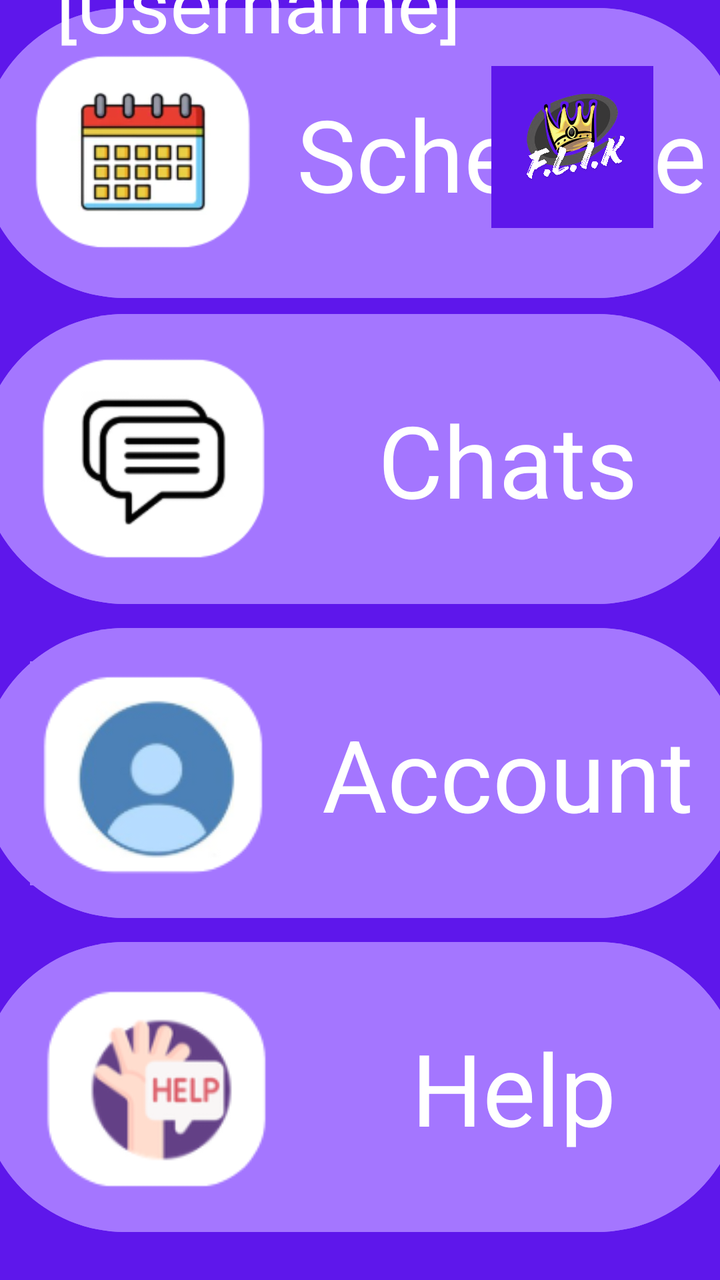
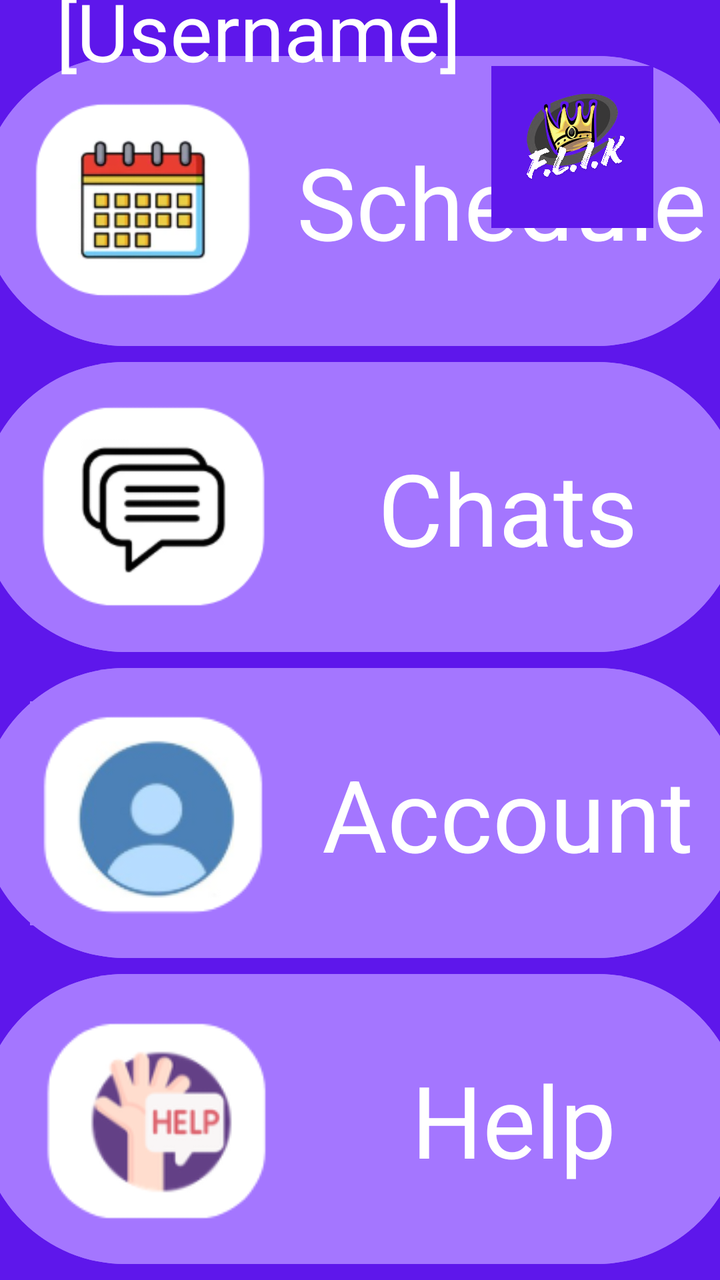

An Android layout rendered at two revisions. The XML below is the earlier revision; the diff shows what the commit changed to produce the second picture.
<!-- AndroidManifest.xml: application theme Theme.GeorgeAndIzzy -->
<!-- res/layout/activity_home_page.xml -->
<?xml version="1.0" encoding="utf-8"?>
<androidx.constraintlayout.widget.ConstraintLayout xmlns:android="http://schemas.android.com/apk/res/android"
    xmlns:app="http://schemas.android.com/apk/res-auto"
    xmlns:tools="http://schemas.android.com/tools"
    android:id="@+id/main"
    android:layout_width="match_parent"
    android:layout_height="match_parent"
    android:background="#5e17eb"
    tools:context=".HomePage">

    <Button
        android:id="@+id/buttonBack4"
        android:layout_width="381dp"
        android:layout_height="153dp"
        android:backgroundTint="#a476ff"
        app:layout_constraintBottom_toTopOf="@+id/buttonChat"
        app:layout_constraintEnd_toEndOf="parent"
        app:layout_constraintHorizontal_bias="0.5"
        app:layout_constraintStart_toStartOf="parent"
        app:layout_constraintTop_toTopOf="parent"
        app:layout_constraintVertical_bias="1.0"
        tools:ignore="MissingConstraints,SpeakableTextPresentCheck,SpeakableTextPresentCheck,SpeakableTextPresentCheck,SpeakableTextPresentCheck,SpeakableTextPresentCheck,SpeakableTextPresentCheck,SpeakableTextPresentCheck,SpeakableTextPresentCheck,SpeakableTextPresentCheck,SpeakableTextPresentCheck,SpeakableTextPresentCheck,SpeakableTextPresentCheck,SpeakableTextPresentCheck,SpeakableTextPresentCheck" />

    <Button
        android:id="@+id/buttonHelp"
        android:layout_width="381dp"
        android:layout_height="153dp"
        android:layout_marginBottom="20dp"
        android:backgroundTint="#a476ff"
        app:layout_constraintBottom_toBottomOf="parent"
        app:layout_constraintEnd_toEndOf="parent"
        app:layout_constraintHorizontal_bias="0.5"
        app:layout_constraintStart_toStartOf="parent"
        tools:ignore="MissingConstraints,SpeakableTextPresentCheck" />

    <Button
        android:id="@+id/buttonAccount"
        android:layout_width="381dp"
        android:layout_height="153dp"
        android:layout_marginBottom="4dp"
        android:backgroundTint="#a476ff"
        app:layout_constraintBottom_toTopOf="@+id/buttonHelp"
        app:layout_constraintEnd_toEndOf="parent"
        app:layout_constraintHorizontal_bias="0.5"
        app:layout_constraintStart_toStartOf="parent"
        tools:ignore="MissingConstraints,SpeakableTextPresentCheck" />

    <Button
        android:id="@+id/buttonChat"
        android:layout_width="381dp"
        android:layout_height="153dp"
        android:layout_marginBottom="4dp"
        android:backgroundTint="#a476ff"
        app:layout_constraintBottom_toTopOf="@+id/buttonAccount"
        app:layout_constraintEnd_toEndOf="parent"
        app:layout_constraintStart_toStartOf="parent"
        tools:ignore="MissingConstraints,SpeakableTextPresentCheck,SpeakableTextPresentCheck" />

    <TextView
        android:id="@+id/textView"
        android:layout_width="wrap_content"
        android:layout_height="wrap_content"
        android:text="Schedule"
        android:textColor="@color/white"
        android:textSize="50dp"
        app:layout_constraintBottom_toBottomOf="@+id/buttonBack4"
        app:layout_constraintEnd_toEndOf="@+id/buttonBack4"
        app:layout_constraintStart_toEndOf="@+id/imageView2"
        app:layout_constraintTop_toTopOf="@+id/buttonBack4" />

    <TextView
        android:id="@+id/textView2"
        android:layout_width="wrap_content"
        android:layout_height="wrap_content"
        android:text="Chats"
        android:textColor="@color/white"
        android:textSize="50dp"
        app:layout_constraintBottom_toBottomOf="@+id/buttonChat"
        app:layout_constraintEnd_toEndOf="@+id/buttonChat"
        app:layout_constraintStart_toEndOf="@+id/imageView3"
        app:layout_constraintTop_toTopOf="@+id/buttonChat" />

    <TextView
        android:id="@+id/textView3"
        android:layout_width="wrap_content"
        android:layout_height="wrap_content"
        android:layout_marginEnd="24dp"
        android:text="Account"
        android:textColor="@color/white"
        android:textSize="50dp"
        app:layout_constraintBottom_toBottomOf="@+id/buttonAccount"
        app:layout_constraintEnd_toEndOf="@+id/buttonAccount"
        app:layout_constraintTop_toTopOf="@+id/buttonAccount" />

    <TextView
        android:id="@+id/textView5"
        android:layout_width="wrap_content"
        android:layout_height="wrap_content"
        android:text="Help"
        android:textColor="@color/white"
        android:textSize="50dp"
        app:layout_constraintBottom_toBottomOf="@+id/buttonHelp"
        app:layout_constraintEnd_toEndOf="@+id/buttonHelp"
        app:layout_constraintStart_toEndOf="@+id/imageView5"
        app:layout_constraintTop_toTopOf="@+id/buttonHelp" />

    <ImageView
        android:id="@+id/imageView2"
        android:layout_width="117dp"
        android:layout_height="116dp"
        android:layout_marginStart="24dp"
        app:layout_constraintBottom_toBottomOf="@+id/buttonBack4"
        app:layout_constraintStart_toStartOf="@+id/buttonBack4"
        app:layout_constraintTop_toTopOf="@+id/buttonBack4"
        app:srcCompat="@drawable/schedule"
        tools:ignore="MissingConstraints" />

    <ImageView
        android:id="@+id/imageView3"
        android:layout_width="119dp"
        android:layout_height="112dp"
        android:layout_marginStart="28dp"
        app:layout_constraintBottom_toBottomOf="@+id/buttonChat"
        app:layout_constraintStart_toStartOf="@+id/buttonChat"
        app:layout_constraintTop_toTopOf="@+id/buttonChat"
        app:srcCompat="@drawable/chats" />

    <ImageView
        android:id="@+id/imageView4"
        android:layout_width="wrap_content"
        android:layout_height="wrap_content"
        app:layout_constraintBottom_toBottomOf="@+id/buttonAccount"
        app:layout_constraintEnd_toStartOf="@+id/textView3"
        app:layout_constraintStart_toStartOf="@+id/buttonAccount"
        app:layout_constraintTop_toTopOf="@+id/buttonAccount"
        app:srcCompat="@drawable/icon" />

    <ImageView
        android:id="@+id/imageView5"
        android:layout_width="wrap_content"
        android:layout_height="wrap_content"
        android:layout_marginStart="28dp"
        app:layout_constraintBottom_toBottomOf="@+id/buttonHelp"
        app:layout_constraintStart_toStartOf="@+id/buttonHelp"
        app:layout_constraintTop_toTopOf="@+id/buttonHelp"
        app:layout_constraintVertical_bias="0.469"
        app:srcCompat="@drawable/help" />

    <TextView
        android:id="@+id/textView4"
        android:layout_width="304dp"
        android:layout_height="52dp"
        android:text="[Username]"
        android:textColor="@color/white"
        android:textSize="40dp"
        app:layout_constraintBottom_toTopOf="@+id/buttonBack4"
        app:layout_constraintEnd_toEndOf="parent"
        app:layout_constraintHorizontal_bias="0.5"
        app:layout_constraintStart_toEndOf="@+id/imageView"
        app:layout_constraintStart_toStartOf="parent"
        app:layout_constraintTop_toTopOf="parent"
        app:layout_constraintVertical_bias="0.421" />

    <ImageView
        android:id="@+id/imageView"
        android:layout_width="81dp"
        android:layout_height="147dp"
        app:layout_constraintEnd_toEndOf="parent"
        app:layout_constraintHorizontal_bias="0.88"
        app:layout_constraintStart_toStartOf="parent"
        app:srcCompat="@drawable/flik"
        tools:layout_editor_absoluteY="-24dp" />

</androidx.constraintlayout.widget.ConstraintLayout>
<!-- resources referenced by this layout -->
<resources>
  <color name="white">#FFFFFFFF</color>
  <!-- drawable chats: png bitmap (drawable, 7200 bytes) -->
  <!-- drawable flik: png bitmap (drawable, 604790 bytes) -->
  <!-- drawable help: png bitmap (drawable, 8109 bytes) -->
  <!-- drawable icon: png bitmap (drawable, 9344 bytes) -->
  <!-- drawable schedule: png bitmap (drawable, 14468 bytes) -->
  <style name="Theme.GeorgeAndIzzy" parent="Base.Theme.GeorgeAndIzzy" />
  <style name="Base.Theme.GeorgeAndIzzy" parent="Theme.Material3.DayNight.NoActionBar">
          
          
      </style>
</resources>

<!-- the commit's change to res/layout/activity_home_page.xml (unified diff, before → after) -->
@@ -25,7 +25,7 @@
         android:id="@+id/buttonHelp"
         android:layout_width="381dp"
         android:layout_height="153dp"
-        android:layout_marginBottom="20dp"
+        android:layout_marginBottom="4dp"
         android:backgroundTint="#a476ff"
         app:layout_constraintBottom_toBottomOf="parent"
         app:layout_constraintEnd_toEndOf="parent"
@@ -37,7 +37,6 @@
         android:id="@+id/buttonAccount"
         android:layout_width="381dp"
         android:layout_height="153dp"
-        android:layout_marginBottom="4dp"
         android:backgroundTint="#a476ff"
         app:layout_constraintBottom_toTopOf="@+id/buttonHelp"
         app:layout_constraintEnd_toEndOf="parent"
@@ -49,10 +48,10 @@
         android:id="@+id/buttonChat"
         android:layout_width="381dp"
         android:layout_height="153dp"
-        android:layout_marginBottom="4dp"
         android:backgroundTint="#a476ff"
         app:layout_constraintBottom_toTopOf="@+id/buttonAccount"
         app:layout_constraintEnd_toEndOf="parent"
+        app:layout_constraintHorizontal_bias="0.5"
         app:layout_constraintStart_toStartOf="parent"
         tools:ignore="MissingConstraints,SpeakableTextPresentCheck,SpeakableTextPresentCheck" />
 
@@ -166,9 +165,9 @@
         android:layout_width="81dp"
         android:layout_height="147dp"
         app:layout_constraintEnd_toEndOf="parent"
-        app:layout_constraintHorizontal_bias="0.88"
+        app:layout_constraintHorizontal_bias="0.881"
         app:layout_constraintStart_toStartOf="parent"
         app:srcCompat="@drawable/flik"
-        tools:layout_editor_absoluteY="-24dp" />
+        tools:layout_editor_absoluteY="-14dp" />
 
 </androidx.constraintlayout.widget.ConstraintLayout>
